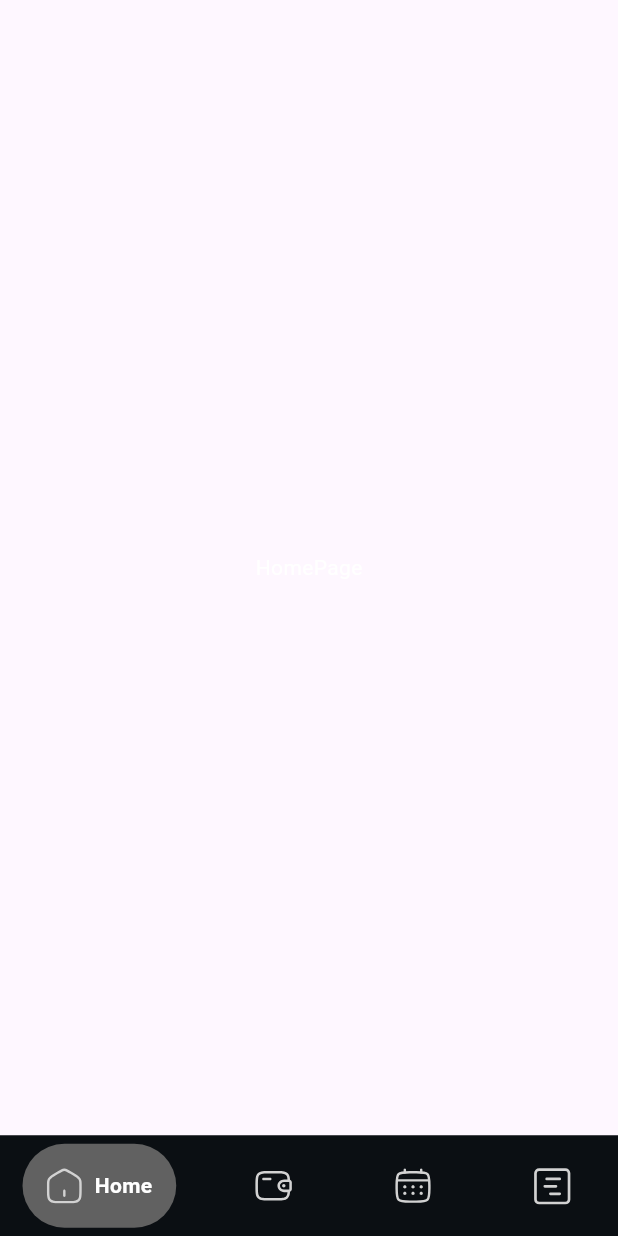
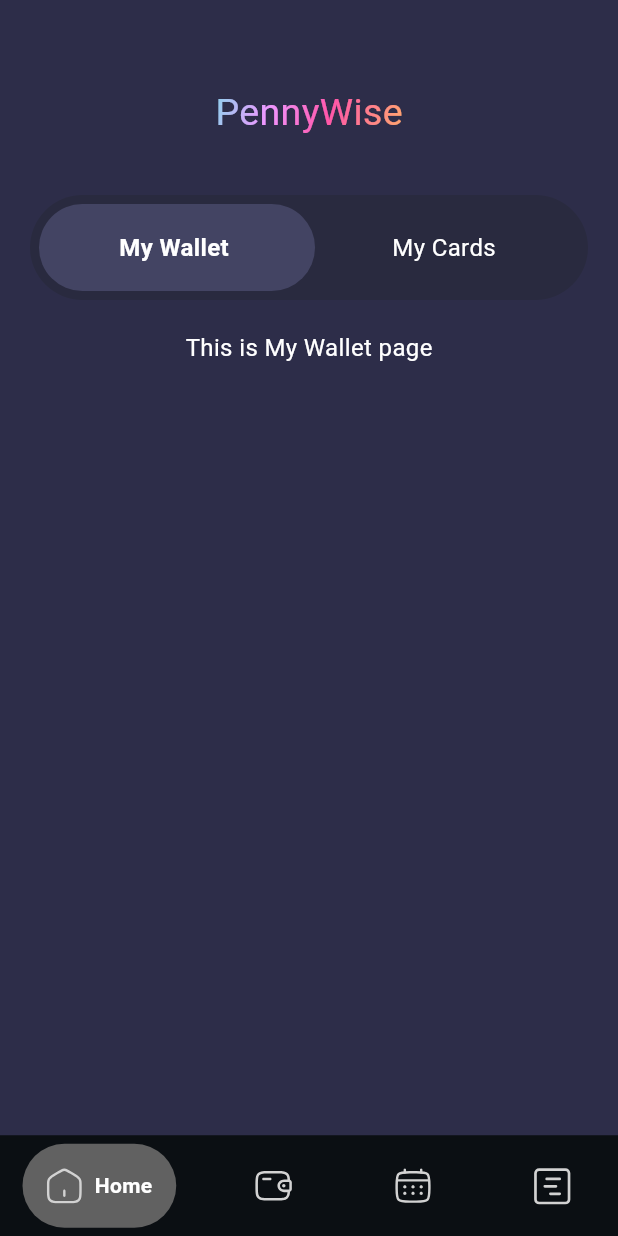
Before and after one commit to sadmaxie/PennyWise, a Flutter app: the screen it shows after launch, on a phone screen of 412 x 824 dp. Run offline on Flutter 3.47's test engine with Material 3 defaults, Android fonts, the light colour scheme and no system bars; drawn by our look-alikes of google_nav_bar; our stand-ins replace flutter_svg.

Commit message:
feat: Implement app navigation structure and begin homepage UI with initial logic.

```diff
--- /dev/null
+++ b/lib/components/app_bar.dart
@@ -0,0 +1,52 @@
+import 'package:flutter/material.dart';
+import '../models/gradient_text.dart';
+import '../screens/user/user_page.dart'; // adjust import
+
+class TopHeader extends StatelessWidget {
+  final bool showBackButton;
+  final bool showUserIcon;
+
+  const TopHeader({
+    super.key,
+    this.showBackButton = true,
+    this.showUserIcon = true,
+  });
+
+  @override
+  Widget build(BuildContext context) {
+    return Padding(
+      padding: const EdgeInsets.fromLTRB(10, 50, 10, 0),
+      child: Row(
+        mainAxisAlignment: MainAxisAlignment.spaceBetween,
+        children: [
+          // Back button
+          if (showBackButton)
+            IconButton(
+              icon: const Icon(Icons.arrow_back, color: Colors.white),
+              onPressed: () => Navigator.of(context).pop(),
+            )
+          else
+            const SizedBox(width: 48), // placeholder for alignment
+          // Title
+          Expanded(child: Center(child: GradientText(text: 'PennyWise'))),
+
+          // Sized box
+          SizedBox(height: 50),
+
+          // User icon
+          if (showUserIcon)
+            IconButton(
+              icon: const Icon(Icons.person, color: Colors.white),
+              onPressed: () {
+                Navigator.of(context).push(
+                  MaterialPageRoute(builder: (context) => const UserPage()),
+                );
+              },
+            )
+          else
+            const SizedBox(width: 48), // placeholder for alignment
+        ],
+      ),
+    );
+  }
+}
--- /dev/null
+++ b/lib/components/wallet_card_switcher.dart
@@ -0,0 +1,83 @@
+import 'package:flutter/material.dart';
+import '../screens/home/my_card_view.dart';
+import '../screens/home/my_wallet_view.dart';
+class WalletCardSwitcher extends StatefulWidget {
+  const WalletCardSwitcher({super.key});
+
+  @override
+  State<WalletCardSwitcher> createState() => _WalletCardSwitcherState();
+}
+
+class _WalletCardSwitcherState extends State<WalletCardSwitcher> {
+  int _selectedIndex = 0;
+
+  @override
+  Widget build(BuildContext context) {
+    return Column(
+      children: [
+        const SizedBox(height: 30),
+        Container(
+          height: 70,
+          width: double.infinity,
+          padding: const EdgeInsets.all(6),
+          decoration: BoxDecoration(
+            color: const Color(0xFF292A3F),
+            borderRadius: BorderRadius.circular(40),
+          ),
+          child: Stack(
+            children: [
+              AnimatedAlign(
+                alignment: _selectedIndex == 0
+                    ? Alignment.centerLeft
+                    : Alignment.centerRight,
+                duration: const Duration(milliseconds: 300),
+                curve: Curves.easeInOut,
+                child: Container(
+                  width: MediaQuery.of(context).size.width / 2 - 22,
+                  decoration: BoxDecoration(
+                    color: const Color(0xFF434463),
+                    borderRadius: BorderRadius.circular(30),
+                  ),
+                ),
+              ),
+              Row(
+                mainAxisAlignment: MainAxisAlignment.spaceEvenly,
+                children: [
+                  _buildTabButton("My Wallet", 0),
+                  _buildTabButton("My Cards", 1),
+                ],
+              ),
+            ],
+          ),
+        ),
+        const SizedBox(height: 20),
+
+        // 🔁 Dynamic tab content
+        _selectedIndex == 0
+            ? const MyWalletView()
+            : const MyCardView(),
+      ],
+    );
+  }
+
+  Widget _buildTabButton(String label, int index) {
+    final bool isSelected = _selectedIndex == index;
+    return Expanded(
+      child: GestureDetector(
+        onTap: () => setState(() {
+          _selectedIndex = index;
+        }),
+        child: Center(
+          child: Text(
+            label,
+            style: TextStyle(
+              color: Colors.white,
+              fontWeight: isSelected ? FontWeight.bold : FontWeight.normal,
+              fontSize: 16,
+            ),
+          ),
+        ),
+      ),
+    );
+  }
+}
--- a/lib/main.dart
+++ b/lib/main.dart
@@ -7,6 +7,7 @@
 import 'package:pennywise/screens/user/user_page.dart';
 import 'package:pennywise/screens/wallets/wallets_page.dart';
 import 'package:pennywise/screens/main_page.dart';
+import 'package:pennywise/themes/theme.dart';
 
 
 
@@ -30,6 +31,7 @@
     return MaterialApp(
       debugShowCheckedModeBanner: false,
       home: MainPage(),
+      theme: darkMode,
       routes: {
         '/home_page': (context) => const HomePage(),
         '/wallets_page': (context) => const WalletsPage(),
--- /dev/null
+++ b/lib/models/gradient_text.dart
@@ -0,0 +1,33 @@
+import 'package:flutter/material.dart';
+
+class GradientText extends StatelessWidget {
+  final String text;
+
+  const GradientText({super.key, required this.text});
+
+  @override
+  Widget build(BuildContext context) {
+    return ShaderMask(
+      blendMode: BlendMode.srcIn,
+      shaderCallback: (Rect bounds) {
+        final colors = [
+          const Color(0xFF8AD4EC),
+          const Color(0xFFEF96FF),
+          const Color(0xFFFF56A9),
+          const Color(0xFFFFAA6C),
+        ];
+        final stops = [0.0, 0.3, 0.6, 1.0];
+        return LinearGradient(
+          colors: colors,
+          stops: stops,
+          begin: Alignment.topLeft,
+          end: Alignment.bottomRight,
+        ).createShader(bounds);
+      },
+      child: Text(
+        text,
+        style: TextStyle(fontSize: 25, fontWeight: FontWeight.w400),
+      ),
+    );
+  }
+}
--- a/lib/screens/home/home_page.dart
+++ b/lib/screens/home/home_page.dart
@@ -1,4 +1,7 @@
 import 'package:flutter/material.dart';
+import 'package:pennywise/components/app_bar.dart';
+
+import '../../components/wallet_card_switcher.dart';
 
 class HomePage extends StatelessWidget {
   const HomePage({super.key});
@@ -7,10 +10,13 @@ class HomePage extends StatelessWidget {
   Widget build(BuildContext context) {
     return Scaffold(
       backgroundColor: Theme.of(context).colorScheme.background,
-      body: Center(
-        child: Text(
-          "HomePage",
-          style: TextStyle(color: Theme.of(context).colorScheme.onPrimary),
+      body: Padding(
+        padding: const EdgeInsets.fromLTRB(20, 0, 20, 0),
+        child: Column(
+          children: [
+            TopHeader(showBackButton: false, showUserIcon: false),
+            WalletCardSwitcher(),
+          ],
         ),
       ),
     );
--- /dev/null
+++ b/lib/screens/home/my_card_view.dart
@@ -0,0 +1,19 @@
+import 'package:flutter/material.dart';
+
+class MyCardView extends StatelessWidget {
+  const MyCardView({super.key});
+
+  @override
+  Widget build(BuildContext context) {
+    return Column(
+      children: const [
+        Text(
+          "This is My Card page",
+          style: TextStyle(color: Colors.white, fontSize: 16),
+        ),
+        SizedBox(height: 12),
+        // Add your real card content here
+      ],
+    );
+  }
+}
--- /dev/null
+++ b/lib/screens/home/my_wallet_view.dart
@@ -0,0 +1,19 @@
+import 'package:flutter/material.dart';
+
+class MyWalletView extends StatelessWidget {
+  const MyWalletView({super.key});
+
+  @override
+  Widget build(BuildContext context) {
+    return Column(
+      children: const [
+        Text(
+          "This is My Wallet page",
+          style: TextStyle(color: Colors.white, fontSize: 16),
+        ),
+        SizedBox(height: 12),
+        // Add your real wallet content here
+      ],
+    );
+  }
+}
--- a/lib/screens/wallets/wallets_page.dart
+++ b/lib/screens/wallets/wallets_page.dart
@@ -6,6 +6,7 @@ class WalletsPage extends StatelessWidget {
   @override
   Widget build(BuildContext context) {
     return Scaffold(
+      backgroundColor: Theme.of(context).colorScheme.background,
       body: Center(
         child: Text("WalletsPage"),
       ),
--- a/lib/themes/theme.dart
+++ b/lib/themes/theme.dart
@@ -4,9 +4,9 @@ ThemeData lightMode = ThemeData(
   brightness: Brightness.dark,
   colorScheme: const ColorScheme.dark(
     primary: Color(0xFF1BBC9B), // Button color
-    background: Color(0xFF252D35), // Background
+    background: Color(0xFF2D2D49), // Background
     surface: Color(0xFF2D3E50), // Slightly lighter background for cards
-    onPrimary: Colors.white, // Text on buttons
+    onPrimary: Colors.black, // Text on buttons
     onBackground: Colors.white, // Default text color
     onSurface: Colors.white, // Text on surfaces
   ),
@@ -16,7 +16,7 @@ ThemeData darkMode = ThemeData(
   brightness: Brightness.dark,
   colorScheme: const ColorScheme.dark(
     primary: Color(0xFF1BBC9B), // Button color
-    background: Color(0xFF252D35), // Background
+    background: Color(0xFF2D2D49), // Background
     surface: Color(0xFF2D3E50), // Slightly lighter background for cards
     onPrimary: Colors.white, // Text on buttons
     onBackground: Colors.white, // Default text color
```
